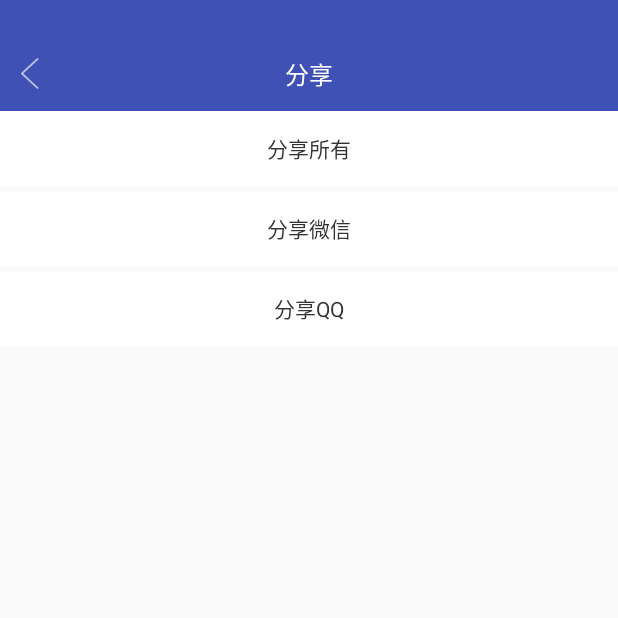
After one commit to moodstrikerdd/DemoGo, an Android app: the ShareActivity screen opened directly, with no data from a screen before it, on a phone screen of 412 x 824 dp, the top half of it. The commit adds this screen. Run offline under Robolectric (Android 15) with nearby library versions, the phone set to English and light mode, and no system bars; our stand-ins replace EventBus.

```diff
--- a/app/src/main/AndroidManifest.xml
+++ b/app/src/main/AndroidManifest.xml
@@ -62,7 +62,8 @@
                 android:resource="@xml/file_paths" />
         </provider>
 
-        <activity android:name=".mainframe.diffutil.DiffUtilActivity"></activity>
+        <activity android:name=".mainframe.diffutil.DiffUtilActivity" />
+        <activity android:name=".mainframe.share.ShareActivity"></activity>
     </application>
 
 </manifest>
--- a/app/src/main/java/com/moo/demogo/MainActivity.kt
+++ b/app/src/main/java/com/moo/demogo/MainActivity.kt
@@ -11,6 +11,7 @@ import com.moo.demogo.mainframe.coroutines.CoroutinesActivity
 import com.moo.demogo.mainframe.diffutil.DiffUtilActivity
 import com.moo.demogo.mainframe.headerandfooter.HeaderFooterActivity
 import com.moo.demogo.mainframe.service.ServiceActivity
+import com.moo.demogo.mainframe.share.ShareActivity
 import com.moo.demogo.mainframe.sidesliplistview.SideSlipActivity
 import com.moo.demogo.mainframe.video.VideoActivity
 import com.moo.demogo.mainframe.webview.WebViewActivity
@@ -26,7 +27,8 @@ class MainActivity : BaseActivity() {
             ActivityNameBean("CoroutinesActivity", "kotlin重点---协程\n线程间调度，是异步任务能线性调用。", CoroutinesActivity::class.java),
             ActivityNameBean("ServiceActivity", "ServiceActivity\nstart bind Service生命周期", ServiceActivity::class.java),
             ActivityNameBean("VideoActivity", "VideoActivity\n选择拍摄视频", VideoActivity::class.java),
-            ActivityNameBean("DiffUtilActivity", "DiffUtilActivity\nDiffUtil封装通用adapter", DiffUtilActivity::class.java)
+            ActivityNameBean("DiffUtilActivity", "DiffUtilActivity\nDiffUtil封装通用adapter", DiffUtilActivity::class.java),
+            ActivityNameBean("ShareActivity", "ShareActivity\n调用系统分享", ShareActivity::class.java)
     )
 
     override fun getLayoutId(): Int = R.layout.activity_main
--- a/app/src/main/java/com/moo/demogo/base/BaseActivity.kt
+++ b/app/src/main/java/com/moo/demogo/base/BaseActivity.kt
@@ -42,8 +42,4 @@ abstract class BaseActivity : AppCompatActivity() {
 
     abstract fun initView()
 
-    override fun onDestroy() {
-        super.onDestroy()
-    }
-
 }
--- /dev/null
+++ b/app/src/main/res/layout/activity_share.xml
@@ -0,0 +1,50 @@
+<?xml version="1.0" encoding="utf-8"?>
+<LinearLayout xmlns:android="http://schemas.android.com/apk/res/android"
+    xmlns:app="http://schemas.android.com/apk/res-auto"
+    xmlns:tools="http://schemas.android.com/tools"
+    android:layout_width="match_parent"
+    android:layout_height="match_parent"
+    android:orientation="vertical"
+    tools:context=".mainframe.share.ShareActivity">
+
+    <com.moo.demogo.commonView.CommTopBar
+        android:layout_width="match_parent"
+        android:layout_height="wrap_content"
+        app:ivLeftSrc="@mipmap/icon_back_normal"
+        app:needPadding="true"
+        app:tvTitleText="分享" />
+
+    <TextView
+        android:id="@+id/tvShareAll"
+        android:layout_width="match_parent"
+        android:layout_height="50dp"
+        android:layout_marginBottom="3dp"
+        android:background="@color/colorWhite"
+        android:gravity="center"
+        android:text="分享所有"
+        android:onClick="shareAll"
+        android:textColor="@color/textColorLevel1" />
+
+    <TextView
+        android:id="@+id/TvShareWeChat"
+        android:layout_width="match_parent"
+        android:layout_height="50dp"
+        android:layout_marginBottom="3dp"
+        android:background="@color/colorWhite"
+        android:gravity="center"
+        android:onClick="shareWeChat"
+        android:text="分享微信"
+        android:textColor="@color/textColorLevel1" />
+
+    <TextView
+        android:id="@+id/tvShareQq"
+        android:layout_width="match_parent"
+        android:layout_height="50dp"
+        android:layout_marginBottom="3dp"
+        android:background="@color/colorWhite"
+        android:gravity="center"
+        android:text="分享QQ"
+        android:onClick="shareQq"
+        android:textColor="@color/textColorLevel1" />
+
+</LinearLayout>
--- a/app/src/main/res/values/colors.xml
+++ b/app/src/main/res/values/colors.xml
@@ -3,6 +3,7 @@
     <color name="colorPrimary">#3F51B5</color>
     <color name="colorPrimaryDark">#303F9F</color>
     <color name="colorAccent">#FF4081</color>
+    <color name="colorWhite">#FFFFFF</color>
 
     <color name="dividerGray">#dbdbdb</color>
 
--- a/build.gradle
+++ b/build.gradle
@@ -8,7 +8,7 @@ buildscript {
         jcenter()
     }
     dependencies {
-        classpath 'com.android.tools.build:gradle:3.1.2'
+        classpath 'com.android.tools.build:gradle:3.1.3'
         classpath "org.jetbrains.kotlin:kotlin-gradle-plugin:$kotlin_version"
 
         // NOTE: Do not place your application dependencies here; they belong
```
Also changed, not shown: app/src/main/java/com/moo/demogo/mainframe/share/ShareActivity.kt (added, +94 -0 lines), app/src/main/java/com/moo/demogo/utils/runtimepermission/RuntimePermissionHelper.kt (+1 -13 lines).
